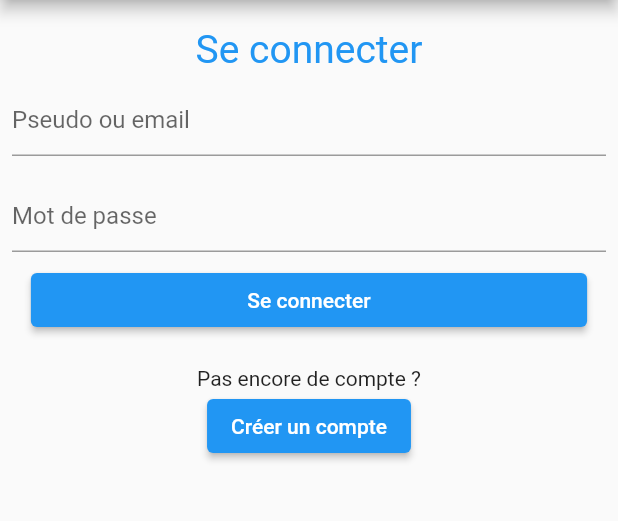
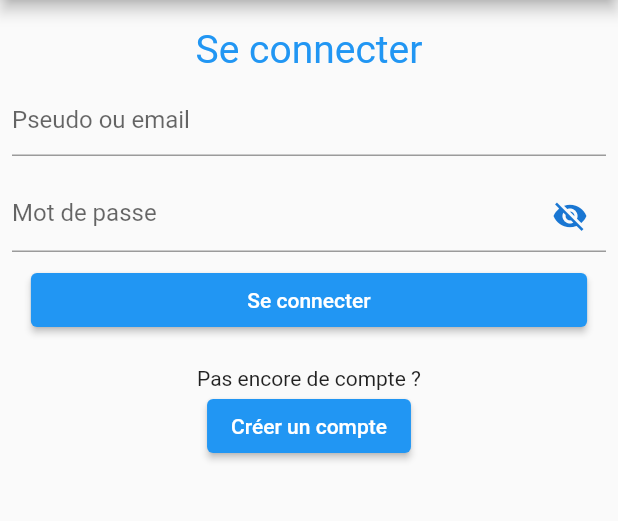
Before and after one commit to nicovig/Nu3VirtualMobile, a Flutter app: the screen it shows after launch, on a phone screen of 412 x 824 dp, the part 84-605 px from its top. Run offline on Flutter 3.47's test engine with Material 2 defaults, Android fonts, the light colour scheme and no system bars; our stand-ins replace date_field, flutter_easyloading, flutter_slidable, get_it, shared_preferences, stacked; missing offline and left inert: graphic.

Commit message:
password form field

```diff
--- /dev/null
+++ b/lib/layouts/forms/password_form_field.dart
@@ -0,0 +1,44 @@
+import 'package:flutter/material.dart';
+import 'package:flutter/services.dart';
+
+class PasswordFormField extends StatefulWidget {
+  PasswordFormField(
+      {super.key, required this.handleOnSaved, required this.onChanged});
+
+  @override
+  _PasswordFormFieldState createState() => _PasswordFormFieldState();
+
+  bool isPasswordVisible = false;
+  final Function(String?) handleOnSaved;
+  final Function(String?) onChanged;
+}
+
+class _PasswordFormFieldState extends State<PasswordFormField> {
+  @override
+  @override
+  Widget build(BuildContext context) {
+    return Padding(
+        padding: const EdgeInsets.all(8.0),
+        child: TextFormField(
+          onSaved: widget.handleOnSaved,
+          onChanged: widget.onChanged,
+          obscureText: !widget.isPasswordVisible,
+          decoration: InputDecoration(
+            hintText: 'Mot de passe',
+            suffixIcon: IconButton(
+              icon: Icon(
+                widget.isPasswordVisible
+                    ? Icons.visibility
+                    : Icons.visibility_off,
+                color: Theme.of(context).primaryColorDark,
+              ),
+              onPressed: () {
+                setState(() {
+                  widget.isPasswordVisible = !widget.isPasswordVisible;
+                });
+              },
+            ),
+          ),
+        ));
+  }
+}
--- a/lib/main.dart
+++ b/lib/main.dart
@@ -33,7 +33,7 @@ class MyApp extends StatelessWidget {
 class MyHttpOverrides extends HttpOverrides {
   @override
   HttpClient createHttpClient(SecurityContext? context) {
-    //configEasyLoading();
+    configEasyLoading();
     return super.createHttpClient(context)
       ..badCertificateCallback =
           (X509Certificate cert, String host, int port) => true;
--- a/lib/ui/authentication_screen/authentication_screen.dart
+++ b/lib/ui/authentication_screen/authentication_screen.dart
@@ -3,19 +3,20 @@ import 'package:flutter_easyloading/flutter_easyloading.dart';
 import 'package:stacked/stacked.dart';
 
 import 'package:nu3virtual/ui/authentication_screen/authentication_screen_viewmodel.dart';
+import 'package:nu3virtual/layouts/forms/custom_form_field.dart';
+import 'package:nu3virtual/layouts/forms/password_form_field.dart';
 import 'package:nu3virtual/layouts/screen_layouts/custom_title.dart';
-import 'package:nu3virtual/layouts/forms/custom_form_field.dart';
 
 class AuthenticationScreen extends StatelessWidget {
   //constructor
   AuthenticationScreen({Key? key, required this.title}) : super(key: key);
 
+  bool isPasswordVisible = false;
   final String title;
   final _formKey = GlobalKey<FormState>();
 
   @override
   Widget build(BuildContext context) {
-    configEasyLoading();
     return ViewModelBuilder<AuthenticationScreenViewModel>.reactive(
         viewModelBuilder: () => AuthenticationScreenViewModel(),
         builder: (context, model, child) => Scaffold(
@@ -35,13 +36,11 @@ class AuthenticationScreen extends StatelessWidget {
                           handleOnSaved: (value) =>
                               model.checkEmailOrPseudo(value ?? ''),
                           hintText: 'Pseudo ou email'),
-                      CustomFormField(
+                      PasswordFormField(
                           onChanged: (value) =>
                               model.checkPassword(value ?? ''),
                           handleOnSaved: (value) =>
-                              model.checkPassword(value ?? ''),
-                          hideInput: true,
-                          hintText: 'Mot de passe'),
+                              model.checkPassword(value ?? '')),
                       SizedBox(
                         width: MediaQuery.of(context).size.width * 0.9,
                         child: ElevatedButton(
```
